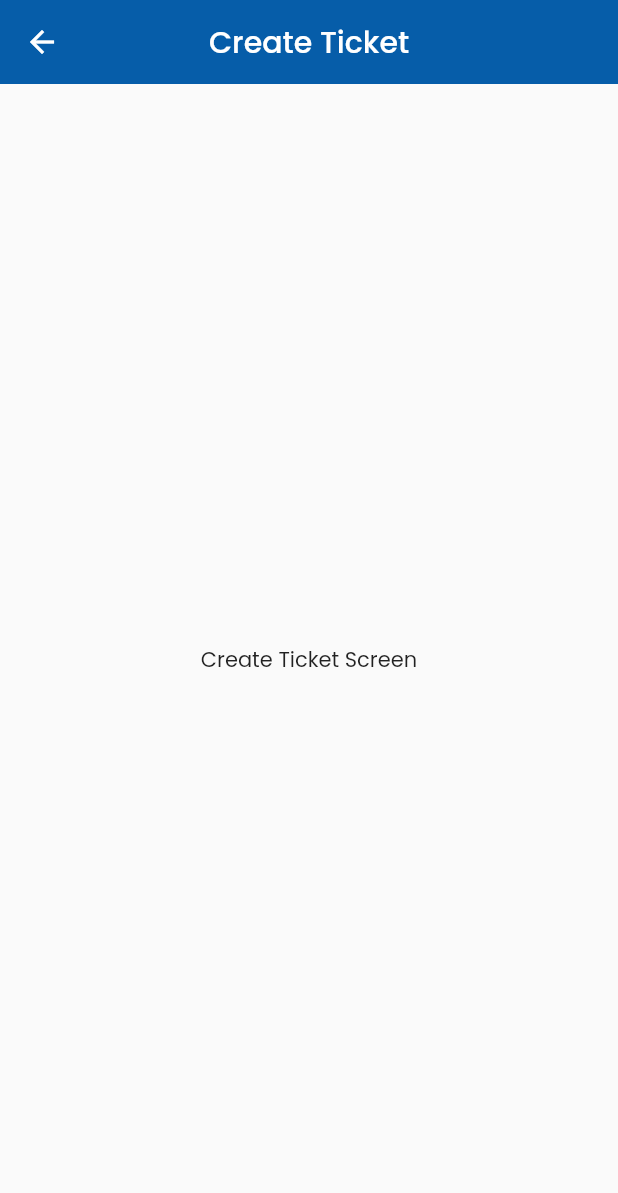
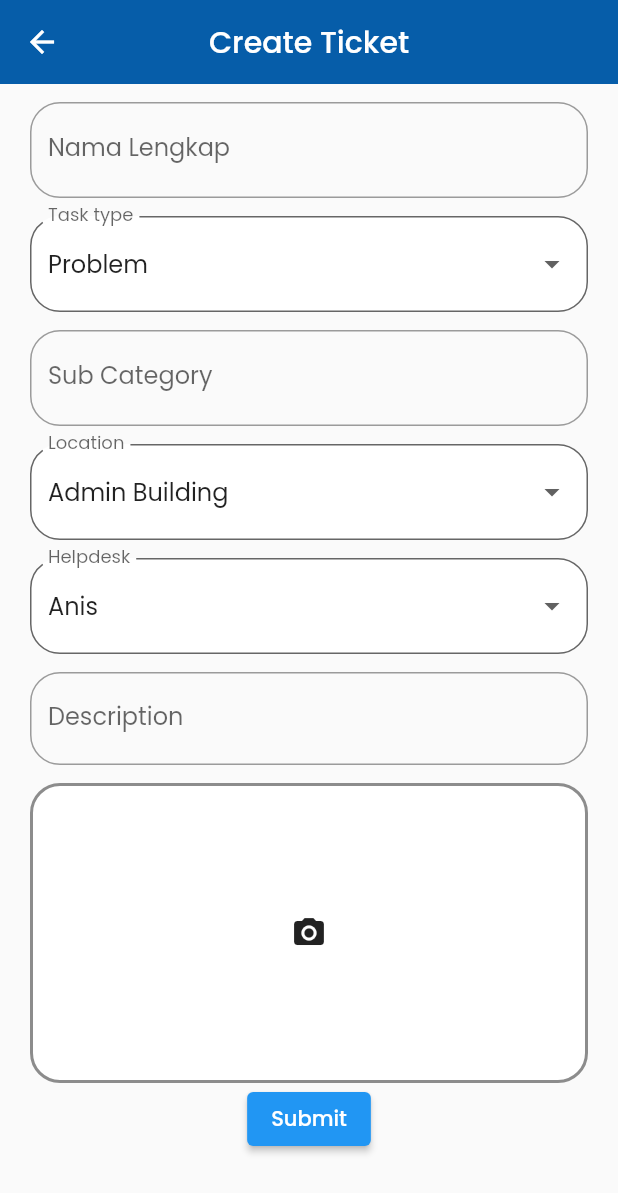
Before and after one commit to anismhub/ticketing, a Flutter app: the CreateTicket screen opened directly, on a phone screen of 412 x 824 dp. Shown: the top 1193 px of the screen. Run offline on Flutter 3.47's test engine with Material 2 defaults, Android fonts, the phone set to English and light mode, and no system bars; our stand-ins replace google_fonts.

Commit message:
Update Tampilan

```diff
--- a/lib/data/data.dart
+++ b/lib/data/data.dart
@@ -1,3 +1,4 @@
+import 'package:ticketing/model/category_model.dart';
 import 'package:ticketing/model/user_model.dart';
 import 'package:ticketing/model/overview_model.dart';
 import 'package:ticketing/model/ticket_model.dart';
@@ -56,6 +57,11 @@ final List<TicketModel> ticketModel = [
   ),
 ];
 
+final List<CategoryModel> categoryModel = [
+  CategoryModel(category: "Setting/Install"),
+  CategoryModel(category: "Problem")
+];
+
 final List<UserModel> userModel = [
   UserModel(
     imagePath:
--- /dev/null
+++ b/lib/model/category_model.dart
@@ -0,0 +1,4 @@
+class CategoryModel {
+  final String category;
+  CategoryModel({required this.category});
+}
--- a/lib/pages/create_ticket.dart
+++ b/lib/pages/create_ticket.dart
@@ -1,12 +1,34 @@
 import 'package:flutter/material.dart';
+import 'package:ticketing/widgets/dropdown_widget.dart';
 import '../constant.dart';
 
 class CreateTicket extends StatefulWidget {
+  const CreateTicket({super.key});
+
   @override
   _CreateTicketState createState() => _CreateTicketState();
 }
 
 class _CreateTicketState extends State<CreateTicket> {
+  List<String> categoryItems = ["Problem", "Setting/Install"],
+      locationItems = [
+        "Admin Building",
+        "Workshop Building",
+        "Turbine Building"
+      ],
+      helpdeskItems = ["Anis", "Jony", "Eko", "Fandi", "Dion"];
+  String? selectedCategory = 'Problem',
+      selectedLocation = 'Admin Building',
+      selectedHelpdesk = 'Anis',
+      selectedItem;
+
+  var controller = TextEditingController();
+
+  @override
+  void initState() {
+    super.initState();
+  }
+
   @override
   Widget build(BuildContext context) {
     return Scaffold(
@@ -16,9 +38,99 @@ class _CreateTicketState extends State<CreateTicket> {
         title: Text('Create Ticket'),
         backgroundColor: cBlue,
       ),
-      body: Center(
-        child: Text(
-          'Create Ticket Screen',
+      body: Container(
+        margin: EdgeInsets.symmetric(horizontal: 20),
+        child: SingleChildScrollView(
+          physics: const BouncingScrollPhysics(),
+          child: Column(
+            mainAxisAlignment: MainAxisAlignment.start,
+            children: <Widget>[
+              SizedBox(height: 12),
+              TextFormField(
+                keyboardType: TextInputType.name,
+                decoration: InputDecoration(
+                    hintText: "Masukkan Nama Lengkap",
+                    labelText: "Nama Lengkap",
+                    border: OutlineInputBorder(
+                        borderRadius: BorderRadius.circular(20))),
+              ),
+              SizedBox(height: 12),
+              CustomDropdownButtonFormField(
+                labelText: "Task type",
+                value: selectedCategory,
+                onChanged: (value) {
+                  setState(() {
+                    selectedCategory = value;
+                  });
+                },
+                items: categoryItems.map((e) {
+                  return DropdownMenuItem(
+                    value: e,
+                    child: Text(e),
+                  );
+                }).toList(),
+              ),
+              SizedBox(height: 12),
+              TextFormField(
+                controller: controller,
+                decoration: InputDecoration(
+                    labelText: "Sub Category",
+                    hintText: "Sub category dari task",
+                    border: OutlineInputBorder(
+                        borderSide: BorderSide(width: 2),
+                        borderRadius: BorderRadius.all(Radius.circular(20)))),
+              ),
+              SizedBox(height: 12),
+              CustomDropdownButtonFormField(
+                labelText: "Location",
+                value: selectedLocation,
+                onChanged: (value) => setState(() {
+                  selectedLocation = value;
+                }),
+                items: locationItems
+                    .map((e) => DropdownMenuItem(value: e, child: Text(e)))
+                    .toList(),
+              ),
+              SizedBox(height: 12),
+              CustomDropdownButtonFormField(
+                labelText: "Helpdesk",
+                value: selectedHelpdesk,
+                onChanged: (value) => setState(() {
+                  selectedHelpdesk = value;
+                }),
+                items: helpdeskItems
+                    .map((e) => DropdownMenuItem(value: e, child: Text(e)))
+                    .toList(),
+              ),
+              SizedBox(height: 12),
+              TextFormField(
+                keyboardType: TextInputType.multiline,
+                maxLines: null,
+                decoration: InputDecoration(
+                    labelText: "Description",
+                    border: OutlineInputBorder(
+                        borderSide: BorderSide(width: 2),
+                        borderRadius: BorderRadius.all(Radius.circular(20)))),
+              ),
+              SizedBox(height: 12),
+              GestureDetector(
+                onTap: () {},
+                child: Container(
+                  height: 200,
+                  width: 400,
+                  decoration: BoxDecoration(
+                    color: Colors.white,
+                    border: Border.all(color: Colors.black45, width: 2),
+                    borderRadius: BorderRadius.circular(20),
+                  ),
+                  child: Center(
+                    child: Icon(Icons.camera_alt),
+                  ),
+                ),
+              ),
+              ElevatedButton(onPressed: () {}, child: Text("Submit"))
+            ],
+          ),
         ),
       ),
     );
--- a/lib/pages/home.dart
+++ b/lib/pages/home.dart
@@ -7,6 +7,8 @@ import 'setting.dart';
 import 'ticket.dart';
 
 class HomePage extends StatefulWidget {
+  const HomePage({super.key});
+
   @override
   _HomePageState createState() => _HomePageState();
 }
@@ -31,12 +33,12 @@ class _HomePageState extends State<HomePage> {
       ),
       floatingActionButton: FloatingActionButton(
         onPressed: () {
-          setState(() {
-            currentScreen = CreateTicket();
-            currentTab = 99;
-          });
+          Navigator.push(
+            context,
+            MaterialPageRoute(builder: (context) => CreateTicket()),
+          );
         },
-        backgroundColor: currentTab == 99 ? cBlue : cGreen,
+        backgroundColor: cGreen,
         child: Icon(Icons.add),
       ),
       floatingActionButtonLocation: FloatingActionButtonLocation.endDocked,
--- a/lib/pages/log_in.dart
+++ b/lib/pages/log_in.dart
@@ -6,6 +6,8 @@ import 'home.dart';
 
 class LogInPage extends StatefulWidget {
   static String tag = 'login-page';
+
+  const LogInPage({super.key});
   @override
   _LogInPageState createState() => _LogInPageState();
 }
--- a/lib/pages/setting.dart
+++ b/lib/pages/setting.dart
@@ -1,11 +1,12 @@
 import 'package:flutter/material.dart';
 import 'package:ticketing/data/data.dart';
-import 'package:ticketing/model/user_model.dart';
 import 'package:ticketing/widgets/info_widget.dart';
 import 'package:ticketing/widgets/photo_widget.dart';
 import '../constant.dart';
 
 class SettingPage extends StatefulWidget {
+  const SettingPage({super.key});
+
   @override
   _SettingPageState createState() => _SettingPageState();
 }
--- a/lib/pages/ticket.dart
+++ b/lib/pages/ticket.dart
@@ -3,6 +3,8 @@ import 'package:ticketing/widgets/ticket_list.dart';
 import '../constant.dart';
 
 class TicketPage extends StatefulWidget {
+  const TicketPage({super.key});
+
   @override
   _TicketPageState createState() => _TicketPageState();
 }
--- /dev/null
+++ b/lib/widgets/dropdown_widget.dart
@@ -0,0 +1,54 @@
+import 'package:flutter/material.dart';
+
+class CustomDropdownButtonFormField extends StatelessWidget {
+  final Widget? icon;
+  final String? value;
+  final List<DropdownMenuItem<String>>? items;
+  final String? Function(dynamic)? validator;
+  final String? labelText;
+  final EdgeInsetsGeometry? padding;
+  final TextStyle? labelTextStyle;
+  final InputBorder? border;
+  final TextStyle? style;
+  final ValueChanged<String?>? onChanged;
+  const CustomDropdownButtonFormField(
+      {Key? key,
+      this.value,
+      this.items,
+      this.validator,
+      this.labelText,
+      this.padding,
+      this.labelTextStyle,
+      this.border,
+      this.icon,
+      this.onChanged,
+      this.style})
+      : super(key: key);
+
+  @override
+  Widget build(BuildContext context) {
+    return Padding(
+      padding: padding ??
+          const EdgeInsets.symmetric(
+            horizontal: 0,
+          ),
+      child: DropdownButtonFormField<String>(
+        icon: icon,
+        style: style,
+        decoration: InputDecoration(
+          labelText: labelText,
+          filled: true,
+          fillColor: Colors.white,
+          border: OutlineInputBorder(
+              borderSide: BorderSide(color: Colors.grey, width: 1.0),
+              borderRadius: BorderRadius.all(Radius.circular(20))),
+        ),
+        validator: validator,
+        value: value,
+        onChanged: onChanged,
+        onSaved: (value) {},
+        items: items,
+      ),
+    );
+  }
+}
--- a/lib/widgets/info_widget.dart
+++ b/lib/widgets/info_widget.dart
@@ -44,7 +44,7 @@ class InfoWidget extends StatelessWidget {
                 Icon(Icons.email),
                 SizedBox(width: 4),
                 Text(
-                  "Email    : " + email,
+                  "Email    : $email",
                   style: TextStyle(
                     fontWeight: FontWeight.bold,
                     fontSize: 16,
@@ -58,7 +58,7 @@ class InfoWidget extends StatelessWidget {
                 Icon(Icons.phone_android),
                 SizedBox(width: 4),
                 Text(
-                  "No telp : " + nomor,
+                  "No telp : $nomor",
                   style: TextStyle(
                     fontWeight: FontWeight.bold,
                     fontSize: 16,
--- a/pubspec.yaml
+++ b/pubspec.yaml
@@ -37,6 +37,7 @@ dependencies:
   # Use with the CupertinoIcons class for iOS style icons.
   cupertino_icons: ^1.0.2
   google_fonts: ^3.0.1
+  file_picker: ^5.2.3
 
 dev_dependencies:
   flutter_test:
```
Also changed, not shown: pubspec.lock, 2 other files.
